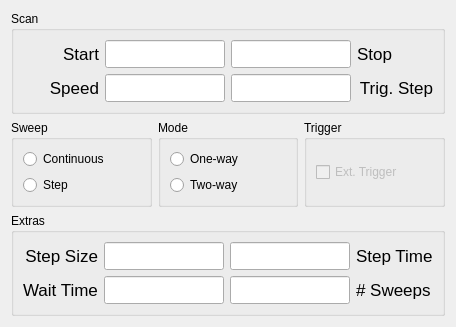
Old version of the form pharos/view/GUI/QtCreator/laserwidget.ui in the repository uetke/UUPharosController.
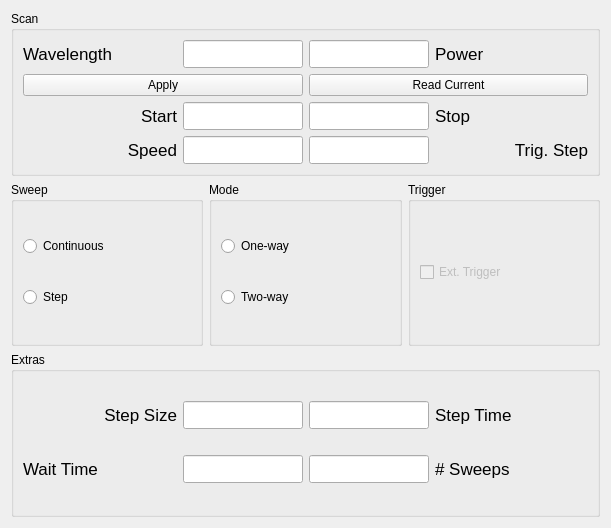
New version of the form.

Commit message: Added wavelength and power to the GUI

Patch:
```diff
--- a/pharos/view/GUI/QtCreator/laserwidget.ui
+++ b/pharos/view/GUI/QtCreator/laserwidget.ui
@@ -6,8 +6,8 @@
    <rect>
     <x>0</x>
     <y>0</y>
-    <width>447</width>
-    <height>291</height>
+    <width>611</width>
+    <height>528</height>
    </rect>
   </property>
   <property name="sizePolicy">
@@ -41,7 +41,73 @@
       <string>Scan</string>
      </property>
      <layout class="QGridLayout" name="gridLayout_4">
-      <item row="0" column="3">
+      <item row="3" column="0">
+       <widget class="QLabel" name="speed_label">
+        <property name="font">
+         <font>
+          <pointsize>13</pointsize>
+         </font>
+        </property>
+        <property name="text">
+         <string>Speed</string>
+        </property>
+        <property name="alignment">
+         <set>Qt::AlignRight|Qt::AlignTrailing|Qt::AlignVCenter</set>
+        </property>
+        <property name="buddy">
+         <cstring>speed_line</cstring>
+        </property>
+       </widget>
+      </item>
+      <item row="3" column="1">
+       <widget class="QLineEdit" name="speed_line">
+        <property name="minimumSize">
+         <size>
+          <width>120</width>
+          <height>0</height>
+         </size>
+        </property>
+        <property name="maximumSize">
+         <size>
+          <width>80</width>
+          <height>16777215</height>
+         </size>
+        </property>
+        <property name="font">
+         <font>
+          <pointsize>13</pointsize>
+         </font>
+        </property>
+        <property name="toolTip">
+         <string>&lt;html&gt;&lt;head/&gt;&lt;body&gt;&lt;p&gt;Speed at which the scan happens.&lt;br/&gt;If the scan is too fast you will need an external trigger, since the laser cannot issue trigger too fast. &lt;/p&gt;&lt;p&gt;&lt;span style=&quot; color:#ff0000;&quot;&gt;Warning&lt;/span&gt;: &lt;span style=&quot; font-style:italic;&quot;&gt;Too fast&lt;/span&gt; is an arbitrary value that has to be experimentally determined.&lt;/p&gt;&lt;/body&gt;&lt;/html&gt;</string>
+        </property>
+       </widget>
+      </item>
+      <item row="2" column="2">
+       <widget class="QLineEdit" name="stop_wavelength_line">
+        <property name="minimumSize">
+         <size>
+          <width>120</width>
+          <height>0</height>
+         </size>
+        </property>
+        <property name="maximumSize">
+         <size>
+          <width>80</width>
+          <height>16777215</height>
+         </size>
+        </property>
+        <property name="font">
+         <font>
+          <pointsize>13</pointsize>
+         </font>
+        </property>
+        <property name="toolTip">
+         <string>Stop wavelength of the scan</string>
+        </property>
+       </widget>
+      </item>
+      <item row="2" column="3">
        <widget class="QLabel" name="stop_wavelength_label">
         <property name="font">
          <font>
@@ -59,8 +125,32 @@
         </property>
        </widget>
       </item>
-      <item row="1" column="1">
-       <widget class="QLineEdit" name="speed_line">
+      <item row="0" column="3">
+       <widget class="QLabel" name="label_2">
+        <property name="font">
+         <font>
+          <pointsize>13</pointsize>
+         </font>
+        </property>
+        <property name="text">
+         <string>Power</string>
+        </property>
+       </widget>
+      </item>
+      <item row="0" column="0">
+       <widget class="QLabel" name="label">
+        <property name="font">
+         <font>
+          <pointsize>13</pointsize>
+         </font>
+        </property>
+        <property name="text">
+         <string>Wavelength</string>
+        </property>
+       </widget>
+      </item>
+      <item row="0" column="1">
+       <widget class="QLineEdit" name="wavelength">
         <property name="minimumSize">
          <size>
           <width>120</width>
@@ -79,30 +169,12 @@
          </font>
         </property>
         <property name="toolTip">
-         <string>&lt;html&gt;&lt;head/&gt;&lt;body&gt;&lt;p&gt;Speed at which the scan happens.&lt;br/&gt;If the scan is too fast you will need an external trigger, since the laser cannot issue trigger too fast. &lt;/p&gt;&lt;p&gt;&lt;span style=&quot; color:#ff0000;&quot;&gt;Warning&lt;/span&gt;: &lt;span style=&quot; font-style:italic;&quot;&gt;Too fast&lt;/span&gt; is an arbitrary value that has to be experimentally determined.&lt;/p&gt;&lt;/body&gt;&lt;/html&gt;</string>
-        </property>
-       </widget>
-      </item>
-      <item row="1" column="3">
-       <widget class="QLabel" name="trigger_step_label">
-        <property name="font">
-         <font>
-          <pointsize>13</pointsize>
-         </font>
-        </property>
-        <property name="text">
-         <string>Trig. Step</string>
-        </property>
-        <property name="alignment">
-         <set>Qt::AlignRight|Qt::AlignTrailing|Qt::AlignVCenter</set>
-        </property>
-        <property name="buddy">
-         <cstring>trigger_step_line</cstring>
+         <string>Start wavelength of the scan</string>
         </property>
        </widget>
       </item>
       <item row="0" column="2">
-       <widget class="QLineEdit" name="stop_wavelength_line">
+       <widget class="QLineEdit" name="power">
         <property name="minimumSize">
          <size>
           <width>120</width>
@@ -125,25 +197,7 @@
         </property>
        </widget>
       </item>
-      <item row="1" column="0">
-       <widget class="QLabel" name="speed_label">
-        <property name="font">
-         <font>
-          <pointsize>13</pointsize>
-         </font>
-        </property>
-        <property name="text">
-         <string>Speed</string>
-        </property>
-        <property name="alignment">
-         <set>Qt::AlignRight|Qt::AlignTrailing|Qt::AlignVCenter</set>
-        </property>
-        <property name="buddy">
-         <cstring>speed_line</cstring>
-        </property>
-       </widget>
-      </item>
-      <item row="1" column="2">
+      <item row="3" column="2">
        <widget class="QLineEdit" name="trigger_step_line">
         <property name="minimumSize">
          <size>
@@ -167,7 +221,25 @@
         </property>
        </widget>
       </item>
-      <item row="0" column="1">
+      <item row="3" column="3">
+       <widget class="QLabel" name="trigger_step_label">
+        <property name="font">
+         <font>
+          <pointsize>13</pointsize>
+         </font>
+        </property>
+        <property name="text">
+         <string>Trig. Step</string>
+        </property>
+        <property name="alignment">
+         <set>Qt::AlignRight|Qt::AlignTrailing|Qt::AlignVCenter</set>
+        </property>
+        <property name="buddy">
+         <cstring>trigger_step_line</cstring>
+        </property>
+       </widget>
+      </item>
+      <item row="2" column="1">
        <widget class="QLineEdit" name="start_wavelength_line">
         <property name="minimumSize">
          <size>
@@ -197,7 +269,7 @@
         </property>
        </widget>
       </item>
-      <item row="0" column="0">
+      <item row="2" column="0">
        <widget class="QLabel" name="start_wavelength_label">
         <property name="font">
          <font>
@@ -215,6 +287,20 @@
         </property>
        </widget>
       </item>
+      <item row="1" column="0" colspan="2">
+       <widget class="QPushButton" name="applyButton">
+        <property name="text">
+         <string>Apply</string>
+        </property>
+       </widget>
+      </item>
+      <item row="1" column="2" colspan="2">
+       <widget class="QPushButton" name="readCurrent">
+        <property name="text">
+         <string>Read Current</string>
+        </property>
+       </widget>
+      </item>
      </layout>
     </widget>
    </item>
```
Left out of the diff: 6 changed lines with no effect on the pictures.
